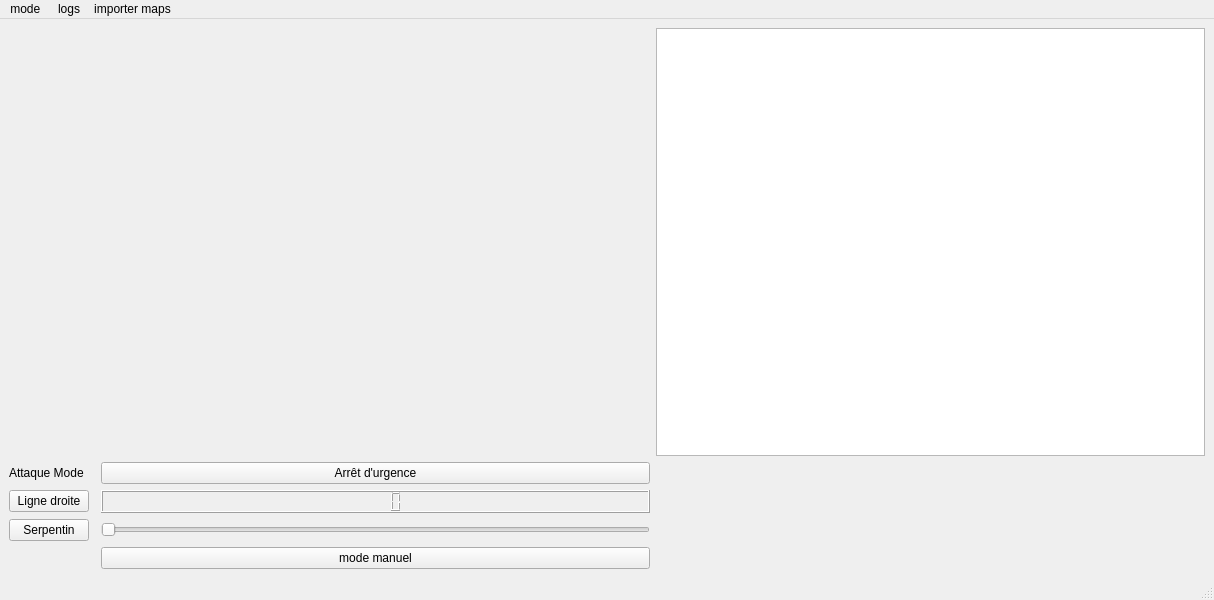
Before: the Qt Designer form Projet_Drone_Cible-IHM/mainwindow.ui in Guigui276de/Projet_Drone_Cible, drawn with Qt 5.
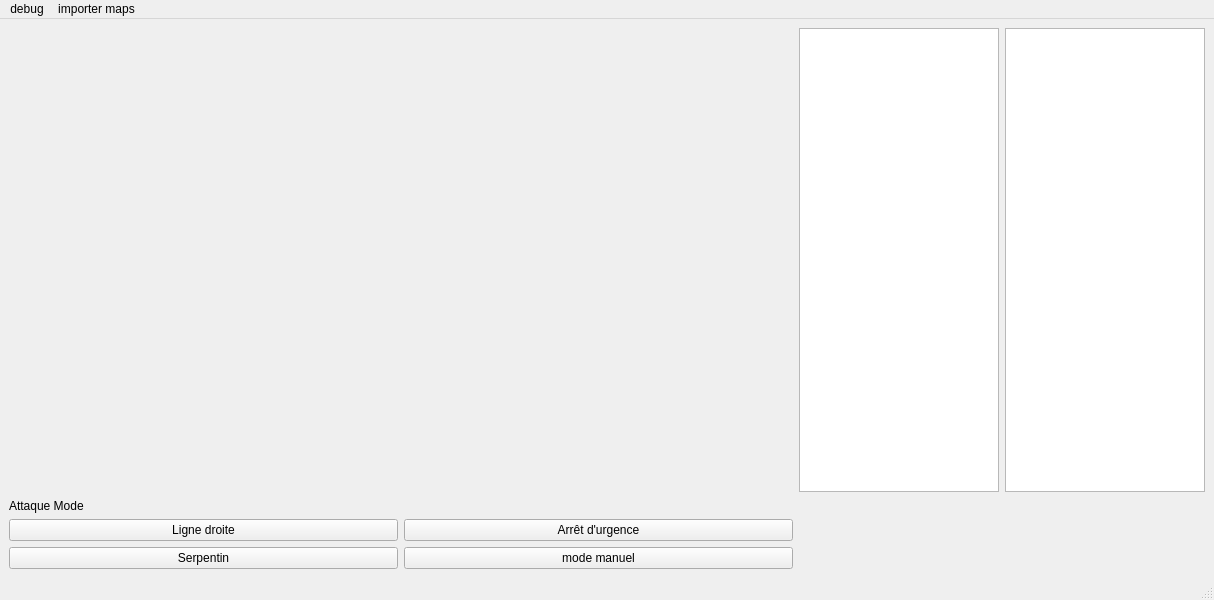
After: the same form once the commit is applied.

```diff
--- a/Projet_Drone_Cible-IHM/mainwindow.ui
+++ b/Projet_Drone_Cible-IHM/mainwindow.ui
@@ -15,55 +15,95 @@
   </property>
   <widget class="QWidget" name="centralwidget">
    <layout class="QGridLayout" name="gridLayout">
-    <item row="4" column="2">
-     <layout class="QVBoxLayout" name="verticalLayout">
-      <item>
-       <widget class="QSlider" name="horizontalSlider">
-        <property name="orientation">
-         <enum>Qt::Orientation::Horizontal</enum>
-        </property>
-       </widget>
-      </item>
-     </layout>
-    </item>
-    <item row="5" column="2">
-     <widget class="QPushButton" name="pb_mode_manuel">
-      <property name="text">
-       <string>mode manuel</string>
-      </property>
-     </widget>
-    </item>
-    <item row="2" column="0">
-     <widget class="QLabel" name="label_Attaque">
-      <property name="text">
-       <string>Attaque Mode</string>
-      </property>
-     </widget>
-    </item>
-    <item row="1" column="3">
-     <widget class="QTextEdit" name="tb_transmet"/>
-    </item>
-    <item row="3" column="0">
+    <item row="4" column="0">
      <widget class="QPushButton" name="pb_Straight_Line">
       <property name="text">
        <string>Ligne droite</string>
       </property>
      </widget>
     </item>
-    <item row="1" column="2">
-     <layout class="QGridLayout" name="layout_cam"/>
+    <item row="1" column="4">
+     <widget class="QTextEdit" name="tb_receive">
+      <property name="enabled">
+       <bool>true</bool>
+      </property>
+      <property name="sizePolicy">
+       <sizepolicy hsizetype="Preferred" vsizetype="Minimum">
+        <horstretch>0</horstretch>
+        <verstretch>0</verstretch>
+       </sizepolicy>
+      </property>
+      <property name="minimumSize">
+       <size>
+        <width>200</width>
+        <height>300</height>
+       </size>
+      </property>
+      <property name="maximumSize">
+       <size>
+        <width>200</width>
+        <height>16777215</height>
+       </size>
+      </property>
+     </widget>
     </item>
-    <item row="4" column="0">
+    <item row="6" column="0">
      <widget class="QPushButton" name="pb_Zig_Zag">
       <property name="text">
        <string>Serpentin</string>
       </property>
      </widget>
     </item>
-    <item row="3" column="2">
-     <widget class="QLCDNumber" name="lcd_speed_num"/>
+    <item row="1" column="3">
+     <widget class="QTextEdit" name="tb_transmet">
+      <property name="sizePolicy">
+       <sizepolicy hsizetype="Preferred" vsizetype="Minimum">
+        <horstretch>0</horstretch>
+        <verstretch>0</verstretch>
+       </sizepolicy>
+      </property>
+      <property name="minimumSize">
+       <size>
+        <width>50</width>
+        <height>300</height>
+       </size>
+      </property>
+      <property name="maximumSize">
+       <size>
+        <width>200</width>
+        <height>16777215</height>
+       </size>
+      </property>
+     </widget>
     </item>
-    <item row="2" column="2">
+    <item row="1" column="2">
+     <layout class="QGridLayout" name="layout_cam" columnstretch="0">
+      <property name="sizeConstraint">
+       <enum>QLayout::SizeConstraint::SetFixedSize</enum>
+      </property>
+      <property name="leftMargin">
+       <number>0</number>
+      </property>
+     </layout>
+    </item>
+    <item row="1" column="0">
+     <layout class="QHBoxLayout" name="layout_gps">
+      <property name="sizeConstraint">
+       <enum>QLayout::SizeConstraint::SetMaximumSize</enum>
+      </property>
+     </layout>
+    </item>
+    <item row="6" column="2">
+     <widget class="QPushButton" name="pb_mode_manuel">
+      <property name="text">
+       <string>mode manuel</string>
+      </property>
+      <property name="checkable">
+       <bool>true</bool>
+      </property>
+     </widget>
+    </item>
+    <item row="4" column="2">
      <widget class="QPushButton" name="pb_Urgence_Stop">
       <property name="text">
        <string>Arrêt d'urgence</string>
@@ -73,8 +113,24 @@
       </property>
      </widget>
     </item>
-    <item row="1" column="0" colspan="2">
-     <layout class="QHBoxLayout" name="layout_gps"/>
+    <item row="2" column="0">
+     <widget class="QLabel" name="label_Attaque">
+      <property name="minimumSize">
+       <size>
+        <width>0</width>
+        <height>10</height>
+       </size>
+      </property>
+      <property name="maximumSize">
+       <size>
+        <width>16777215</width>
+        <height>15</height>
+       </size>
+      </property>
+      <property name="text">
+       <string>Attaque Mode</string>
+      </property>
+     </widget>
     </item>
    </layout>
   </widget>
@@ -87,26 +143,18 @@
      <height>22</height>
     </rect>
    </property>
-   <widget class="QMenu" name="menumode">
+   <widget class="QMenu" name="debug_2">
     <property name="title">
-     <string>mode </string>
+     <string>debug</string>
     </property>
-    <addaction name="actionmode_autonome"/>
-    <addaction name="actionmode_leure"/>
-    <addaction name="actionmode_attaque"/>
-   </widget>
-   <widget class="QMenu" name="menulogs">
-    <property name="title">
-     <string>logs</string>
-    </property>
+    <addaction name="bt_debug"/>
    </widget>
    <widget class="QMenu" name="menuimporter_maps">
     <property name="title">
      <string>importer maps</string>
     </property>
    </widget>
-   <addaction name="menumode"/>
-   <addaction name="menulogs"/>
+   <addaction name="debug_2"/>
    <addaction name="menuimporter_maps"/>
   </widget>
   <widget class="QStatusBar" name="statusbar"/>
```
Left out of the diff: 18 changed lines with no effect on the pictures.
